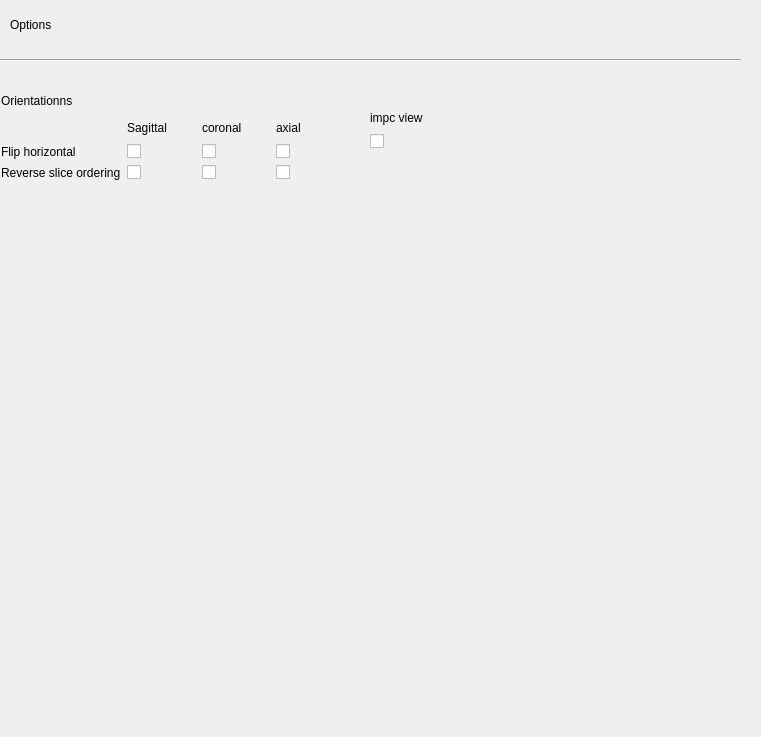
Old version of the form ui/ui_options_tab.ui in the repository VCCRI/vpv.
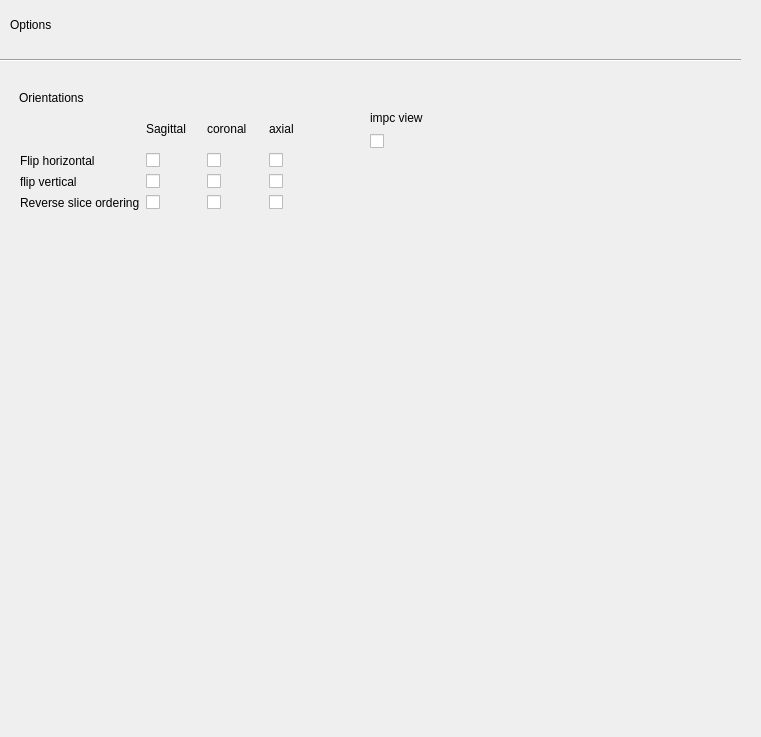
New version of the form.

Commit message: Reactivated the arbitrary flip buttons and getting them working again

What changed in the file:
```diff
--- a/ui/ui_options_tab.ui
+++ b/ui/ui_options_tab.ui
@@ -55,62 +55,112 @@
   <widget class="QWidget" name="widgetFlipButtons" native="true">
    <property name="geometry">
     <rect>
-     <x>1</x>
-     <y>90</y>
+     <x>10</x>
+     <y>80</y>
      <width>344</width>
-     <height>90</height>
+     <height>161</height>
     </rect>
    </property>
-   <layout class="QGridLayout" name="gridLayoutFlips">
-    <item row="0" column="0" colspan="3">
      <widget class="QLabel" name="label_3">
+    <property name="geometry">
+     <rect>
+      <x>9</x>
+      <y>9</y>
+      <width>85</width>
+      <height>17</height>
+     </rect>
+    </property>
       <property name="text">
-       <string>Orientationns</string>
-      </property>
-     </widget>
-    </item>
-    <item row="1" column="1">
+     <string>Orientations</string>
+    </property>
+   </widget>
+   <widget class="QWidget" name="">
+    <property name="geometry">
+     <rect>
+      <x>10</x>
+      <y>30</y>
+      <width>304</width>
+      <height>100</height>
+     </rect>
+    </property>
+    <layout class="QGridLayout" name="gridLayout">
+     <item row="0" column="1">
      <widget class="QLabel" name="label_4">
       <property name="text">
        <string>Sagittal</string>
       </property>
      </widget>
     </item>
-    <item row="1" column="2">
+     <item row="0" column="2">
      <widget class="QLabel" name="label_5">
       <property name="text">
        <string>coronal</string>
       </property>
      </widget>
     </item>
-    <item row="1" column="3">
+     <item row="0" column="3">
      <widget class="QLabel" name="label_6">
       <property name="text">
        <string>axial</string>
       </property>
      </widget>
     </item>
-    <item row="2" column="0">
+     <item row="1" column="0">
      <widget class="QLabel" name="label_7">
       <property name="text">
        <string>Flip horizontal</string>
       </property>
      </widget>
     </item>
-    <item row="2" column="2">
+     <item row="1" column="1">
+      <widget class="QCheckBox" name="checkBoxSagittalFlipX">
+       <property name="text">
+        <string/>
+       </property>
+      </widget>
+     </item>
+     <item row="1" column="2">
      <widget class="QCheckBox" name="checkBoxCoronalFlipX">
       <property name="text">
        <string/>
       </property>
      </widget>
     </item>
-    <item row="2" column="3">
+     <item row="1" column="3">
      <widget class="QCheckBox" name="checkBoxAxialFlipx">
       <property name="text">
        <string/>
       </property>
      </widget>
     </item>
+     <item row="2" column="0">
+      <widget class="QLabel" name="label_10">
+       <property name="text">
+        <string>flip vertical</string>
+       </property>
+      </widget>
+     </item>
+     <item row="2" column="1">
+      <widget class="QCheckBox" name="checkBoxSagittalFlipY">
+       <property name="text">
+        <string/>
+       </property>
+      </widget>
+     </item>
+     <item row="2" column="2">
+      <widget class="QCheckBox" name="checkBoxCoronalFlipY">
+       <property name="text">
+        <string/>
+       </property>
+      </widget>
+     </item>
+     <item row="2" column="3">
+      <widget class="QCheckBox" name="checkBoxAxialFlipY">
+       <property name="text">
+        <string/>
+       </property>
+      </widget>
+     </item>
     <item row="3" column="0">
      <widget class="QLabel" name="label_8">
       <property name="text">
@@ -139,22 +189,16 @@
       </property>
      </widget>
     </item>
-    <item row="2" column="1">
-     <widget class="QCheckBox" name="checkBoxSagittalFlipX">
-      <property name="text">
-       <string/>
-      </property>
-     </widget>
-    </item>
-   </layout>
-  </widget>
+    </layout>
+   </widget>
+  </widget>
   <widget class="QLabel" name="label_9">
    <property name="geometry">
     <rect>
      <x>370</x>
      <y>110</y>
-     <width>62</width>
-     <height>15</height>
+     <width>131</width>
+     <height>16</height>
     </rect>
    </property>
    <property name="text">
```
Lines whose indentation alone changed are shown as unchanged. The commit also changes 3 other files.
